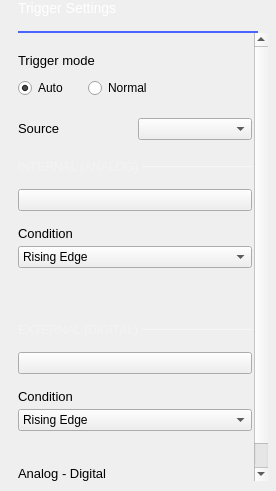
This is ui/trigger_settings.ui in analogdevicesinc/scopy as Qt 5 draws it before an edit. The edited form follows.
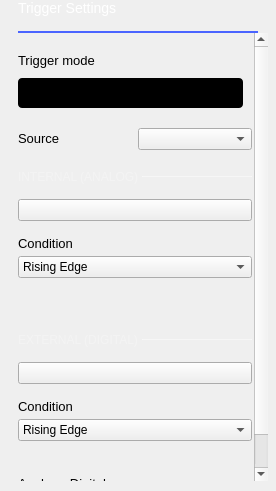
This is the edited form. Custom widgets are drawn as their Qt base class.

Commit message: TriggerSettings: replaced the Auto/Normal radio buttons with a toggle button

```diff
--- a/ui/trigger_settings.ui
+++ b/ui/trigger_settings.ui
@@ -114,8 +114,8 @@
        <rect>
         <x>0</x>
         <y>0</y>
-        <width>229</width>
-        <height>548</height>
+        <width>251</width>
+        <height>558</height>
        </rect>
       </property>
       <layout class="QVBoxLayout" name="verticalLayout_4">
@@ -164,22 +164,80 @@
             <number>10</number>
            </property>
            <item>
-            <widget class="QRadioButton" name="btnAuto">
+            <widget class="adiscope::CustomSwitch" name="btnTrigger">
+             <property name="styleSheet">
+              <string notr="true">QPushButton {
+min-height: 30px;
+max-height: 30px;
+min-width: 225px;
+max-width: 225px;
+background-color: black;
+border-radius: 4px;
+}
+
+QPushButton:disabled {
+background-color: qlineargradient(spread:pad, x1:0.5, y1:0, x2:0.501, y2:0, stop:0 #727273, stop:1 #141416);
+}
+
+QWidget#handle {
+min-height: 30px;
+max-height: 30px;
+min-width: 115px;
+max-width: 115px;
+background-color: #4a64ff;
+border-radius: 2px;
+}
+
+QWidget#handle:disabled {
+background-color: #aaaaaa;
+}
+
+QLabel {
+margin-top: 6px;
+background-color: transparent;
+font-size: 16px;
+line-height: 19px;
+}
+
+QLabel#on {
+margin-top: 0px;
+min-height:30px;
+max-height:30px;
+min-width:112px;
+max-width:112px;
+qproperty-alignment: AlignCenter AlignCenter;
+margin-left: 0px;
+color: white;
+}
+
+QLabel#on:disabled {
+color: rgba(255,255,255,102);
+}
+
+QLabel#off {
+margin-top: 0px;
+min-height:30px;
+max-height:30px;
+min-width:113px;
+max-width:113px;
+margin-left: 112px;
+color: white;
+qproperty-alignment: AlignCenter AlignCenter;
+}
+
+QLabel#off:disabled {
+color: rgba(255,255,255,51);
+}
+</string>
+             </property>
              <property name="text">
-              <string>Auto</string>
+              <string/>
              </property>
-             <property name="checked">
-              <bool>true</bool>
+             <property name="leftText" stdset="0">
+              <string>auto</string>
              </property>
-             <attribute name="buttonGroup">
-              <string notr="true">buttonGroup</string>
-             </attribute>
-            </widget>
-           </item>
-           <item>
-            <widget class="QRadioButton" name="btnNormal">
-             <property name="text">
-              <string>Normal</string>
+             <property name="rightText" stdset="0">
+              <string>normal</string>
              </property>
              <attribute name="buttonGroup">
               <string notr="true">buttonGroup</string>
```
Left out of the diff: 11 changed lines with no effect on the pictures. The commit also changes 2 other files.
